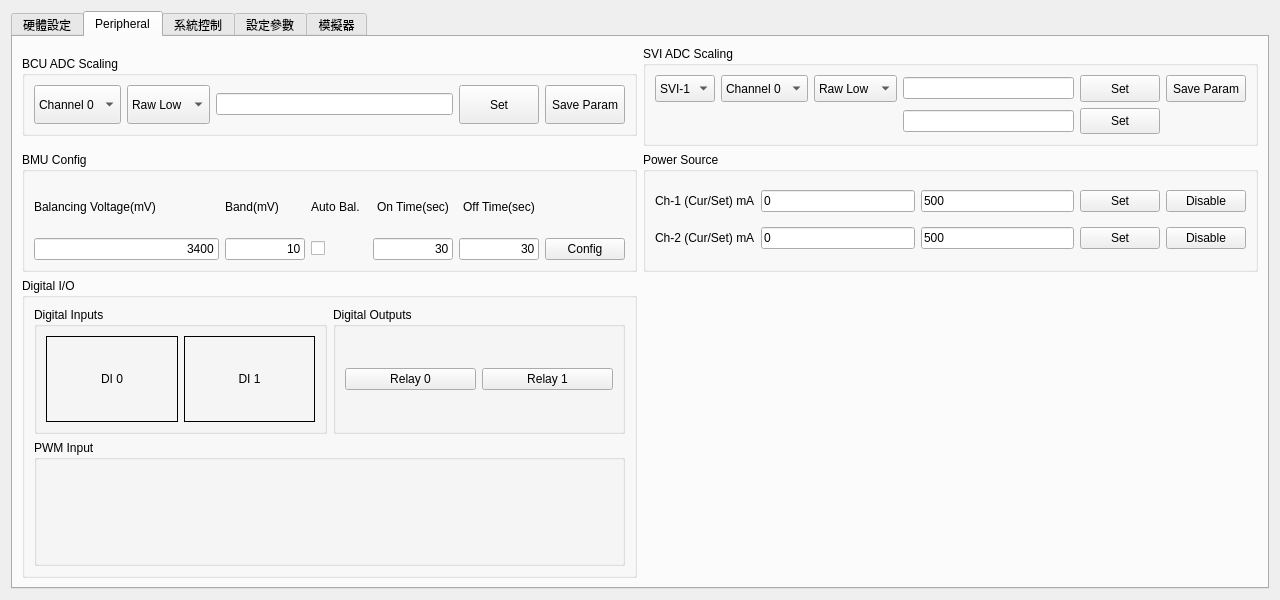
Qt form frmhardwareconfig.ui (haoyi-jason/BMS_HY01_old) before a commit.
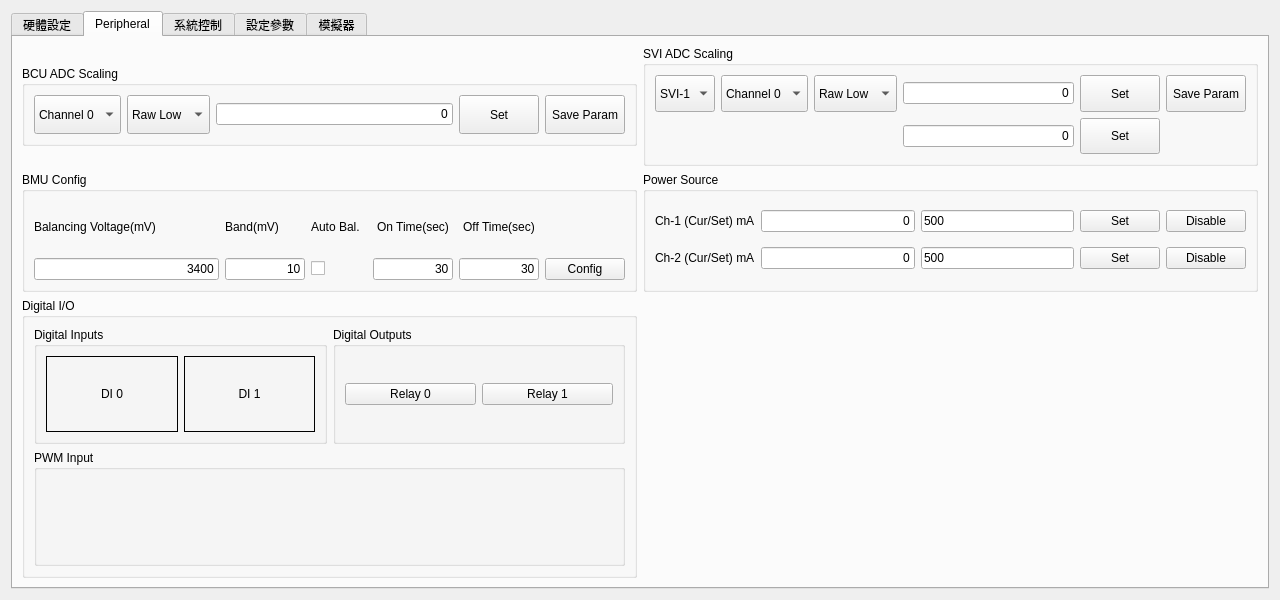
The same form after that commit. Custom widgets are drawn as their Qt base class.

```diff
--- a/frmhardwareconfig.ui
+++ b/frmhardwareconfig.ui
@@ -326,7 +326,14 @@
          </property>
          <layout class="QGridLayout" name="gridLayout_3">
           <item row="1" column="2">
-           <widget class="FocusEditor" name="leADCCfgValue"/>
+           <widget class="FocusEditor" name="leADCCfgValue">
+            <property name="text">
+             <string>0</string>
+            </property>
+            <property name="alignment">
+             <set>Qt::AlignRight|Qt::AlignTrailing|Qt::AlignVCenter</set>
+            </property>
+           </widget>
           </item>
           <item row="1" column="3">
            <widget class="QPushButton" name="pbADCConfig">
@@ -442,7 +449,7 @@
          <property name="maximumSize">
           <size>
            <width>640</width>
-           <height>100</height>
+           <height>120</height>
           </size>
          </property>
          <property name="title">
@@ -463,7 +470,14 @@
            </widget>
           </item>
           <item row="0" column="3">
-           <widget class="FocusEditor" name="leSVIValue"/>
+           <widget class="FocusEditor" name="leSVIValue">
+            <property name="text">
+             <string>0</string>
+            </property>
+            <property name="alignment">
+             <set>Qt::AlignRight|Qt::AlignTrailing|Qt::AlignVCenter</set>
+            </property>
+           </widget>
           </item>
           <item row="0" column="2">
            <widget class="QComboBox" name="cbSVIOption">
@@ -614,7 +628,14 @@
            </widget>
           </item>
           <item row="1" column="3">
-           <widget class="FocusEditor" name="leSOC"/>
+           <widget class="FocusEditor" name="leSOC">
+            <property name="text">
+             <string>0</string>
+            </property>
+            <property name="alignment">
+             <set>Qt::AlignRight|Qt::AlignTrailing|Qt::AlignVCenter</set>
+            </property>
+           </widget>
           </item>
           <item row="1" column="4">
            <widget class="QPushButton" name="pbSetSOC">
@@ -851,6 +872,9 @@
             <property name="text">
              <string>0</string>
             </property>
+            <property name="alignment">
+             <set>Qt::AlignRight|Qt::AlignTrailing|Qt::AlignVCenter</set>
+            </property>
            </widget>
           </item>
           <item row="1" column="1">
@@ -858,6 +882,9 @@
             <property name="text">
              <string>0</string>
             </property>
+            <property name="alignment">
+             <set>Qt::AlignRight|Qt::AlignTrailing|Qt::AlignVCenter</set>
+            </property>
            </widget>
           </item>
           <item row="0" column="2">
```
